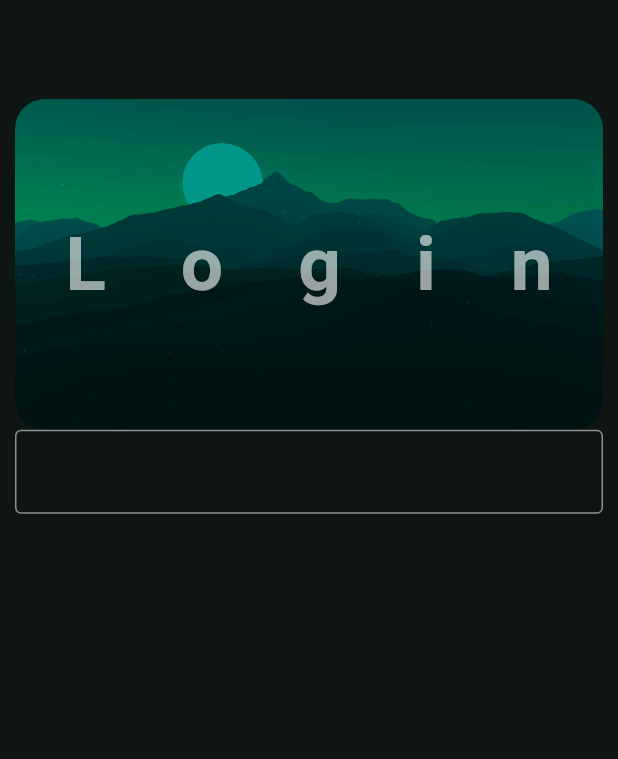
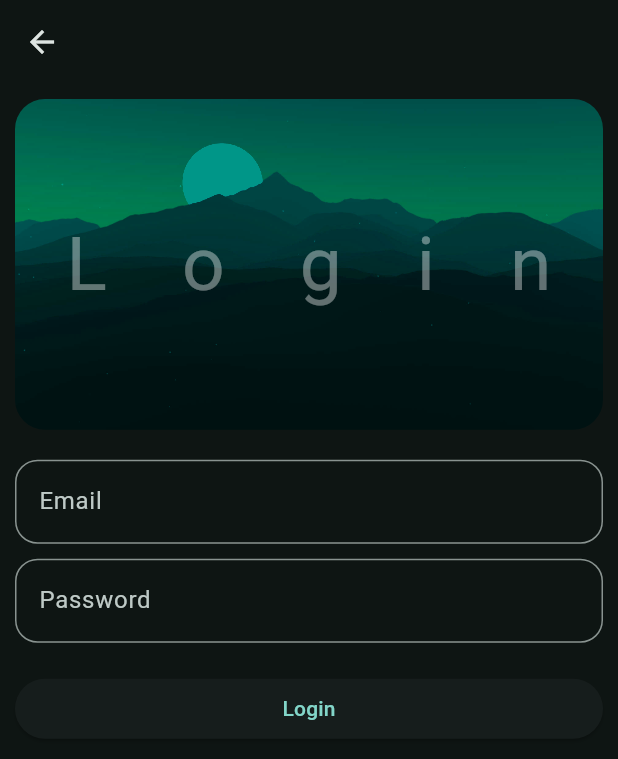
Before and after one commit to AusraSima/FlutterMappLearningProject, a Flutter app: the screen it shows after launch, after a tap on "Get Started", on a phone screen of 412 x 824 dp. Shown: the top 759 px of the screen. Run offline on Flutter 3.47's test engine with Material 3 defaults, Android fonts, the phone set to English and light mode, and no system bars; our stand-ins replace lottie.

Commit message:
Adding some UI

```diff
--- a/lib/views/pages/login_page.dart
+++ b/lib/views/pages/login_page.dart
@@ -1,7 +1,6 @@
+import 'package:book_application/views/widget_tree.dart';
 import 'package:book_application/views/widgets/hero_widget.dart';
 import 'package:flutter/material.dart';
-
-TextEditingController controller = TextEditingController();
 
 class LoginPage extends StatefulWidget {
   const LoginPage({super.key});
@@ -11,26 +10,80 @@ class LoginPage extends StatefulWidget {
 }
 
 class _LoginPageState extends State<LoginPage> {
+  TextEditingController controllerEmail = TextEditingController();
+  TextEditingController controllerPw = TextEditingController();
+  String confirmedEmail = '123';
+  String confirmedPw = '456';
+
+  @override
+  void dispose() {
+    controllerEmail.dispose();
+    controllerPw.dispose();
+    super.dispose();
+  }
+
   @override
   Widget build(BuildContext context) {
     return Scaffold(
       appBar: AppBar(),
       body: Padding(
         padding: const EdgeInsets.all(10.0),
-        child: Column(children: [
-          HeroWidget(
-            title: 'Login',
+        child: Column(
+          children: [
+            HeroWidget(title: 'Login'),
+            SizedBox(height: 20.0),
+            TextField(
+              controller: controllerEmail,
+              decoration: InputDecoration(
+                hintText: 'Email',
+                border: OutlineInputBorder(
+                  borderRadius: BorderRadius.circular(15.0),
+                ),
+              ),
+              onEditingComplete: () {
+                setState(() {});
+              },
             ),
+            SizedBox(height: 10.0),
             TextField(
-                controller: controller,
-                decoration: InputDecoration(border: OutlineInputBorder()),
-                onEditingComplete: () {
-                  setState(() {});
-                },
+              controller: controllerPw,
+              decoration: InputDecoration(
+                hintText: 'Password',
+                border: OutlineInputBorder(
+                  borderRadius: BorderRadius.circular(15.0),
+                ),
               ),
-            ],
+              onEditingComplete: () {
+                setState(() {});
+              },
             ),
+            SizedBox(height: 20.0),
+            ElevatedButton(
+              onPressed: () {
+                onLoginPressed();
+              },
+              style: FilledButton.styleFrom(
+                minimumSize: Size(double.infinity, 40.0),
+              ),
+              child: Text('Login'),
+            ),
+          ],
+        ),
       ),
     );
   }
+
+  void onLoginPressed() {
+    if (confirmedEmail == controllerEmail.text &&
+        confirmedPw == controllerPw.text) {
+      Navigator.pushReplacement(
+        context,
+        MaterialPageRoute(
+          builder: (context) {
+            return WidgetTree();
+          },
+        ),
+      );
+    }
+  }
 }
--- a/lib/views/pages/welcome_page.dart
+++ b/lib/views/pages/welcome_page.dart
@@ -27,7 +27,7 @@ class WelcomePage extends StatelessWidget {
             SizedBox(height: 20.0,),
             FilledButton(
               onPressed: () {
-                Navigator.pushReplacement(
+                Navigator.push(
                   context,
                   MaterialPageRoute(
                     builder: (context) {
@@ -43,7 +43,7 @@ class WelcomePage extends StatelessWidget {
             ),
             TextButton(
               onPressed: () {
-                Navigator.pushReplacement(
+                Navigator.push(
                   context,
                   MaterialPageRoute(
                     builder: (context) {
--- a/lib/views/widgets/hero_widget.dart
+++ b/lib/views/widgets/hero_widget.dart
@@ -25,10 +25,10 @@ class HeroWidget extends StatelessWidget {
           child: Text(
             title,
             style: TextStyle(
-              fontWeight: FontWeight.bold,
+              fontWeight: FontWeight.normal,
               fontSize: 50.0,
               letterSpacing: 50.0,
-              color: Colors.white60,
+              color: Colors.white38,
             ),
           ),
         ),
```
